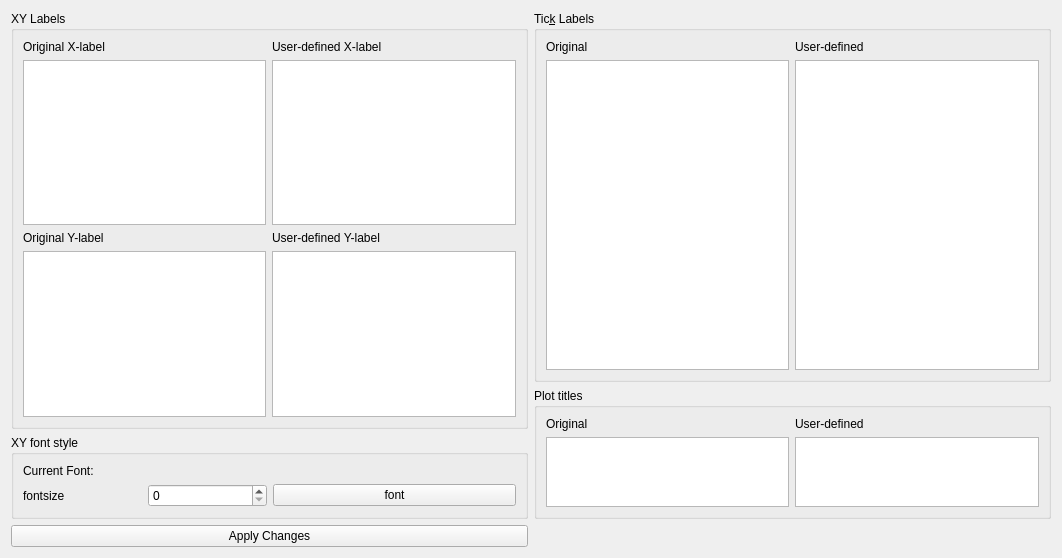
The window that plotting/matplotlibformatter.ui (kushalkolar/MESmerize) describes before a commit, drawn with Qt 5.
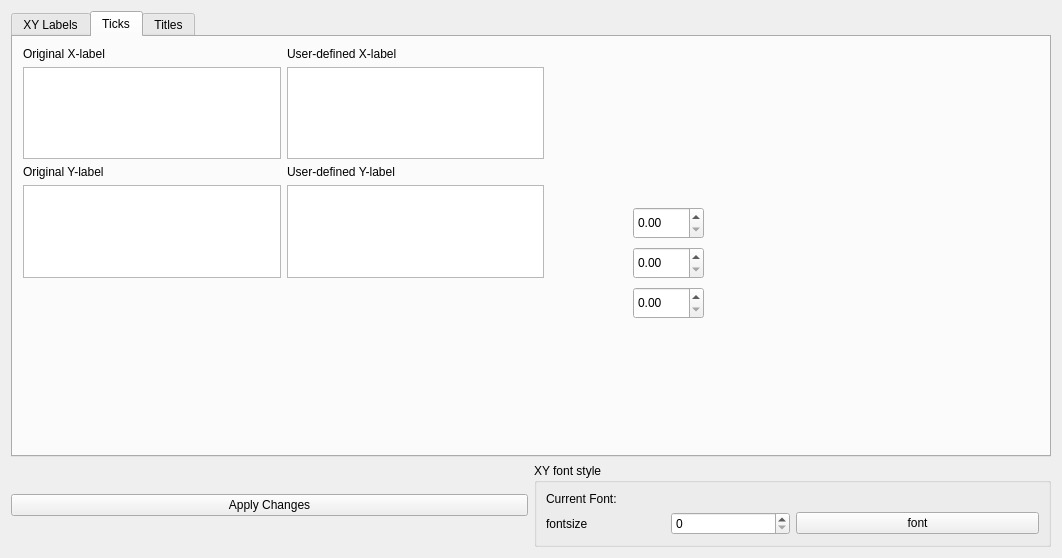
The same window after the commit.

Diff of the .ui file:
```diff
--- a/plotting/matplotlibformatter.ui
+++ b/plotting/matplotlibformatter.ui
@@ -13,23 +13,17 @@
   <property name="windowTitle">
    <string>Form</string>
   </property>
-  <layout class="QGridLayout" name="gridLayout_5">
-   <item row="0" column="0" rowspan="2">
-    <widget class="QGroupBox" name="groupBox_xylabels">
-     <property name="title">
+  <layout class="QGridLayout" name="gridLayout_2">
+   <item row="0" column="0" colspan="2">
+    <widget class="QTabWidget" name="tabWidget">
+     <property name="currentIndex">
+      <number>1</number>
+     </property>
+     <widget class="QWidget" name="tab_xylabels">
+      <attribute name="title">
       <string>XY Labels</string>
-     </property>
-     <layout class="QGridLayout" name="gridLayout">
-      <item row="2" column="0">
-       <widget class="QLabel" name="label_5">
-        <property name="text">
-         <string>Original Y-label</string>
-        </property>
-       </widget>
-      </item>
-      <item row="1" column="1">
-       <widget class="QListWidget" name="listWidget_xlabels_edit"/>
-      </item>
+      </attribute>
+      <layout class="QGridLayout" name="gridLayout_5">
       <item row="0" column="0">
        <widget class="QLabel" name="label_3">
         <property name="text">
@@ -37,16 +31,6 @@
         </property>
        </widget>
       </item>
-      <item row="2" column="1">
-       <widget class="QLabel" name="label_6">
-        <property name="text">
-         <string>User-defined Y-label</string>
-        </property>
-       </widget>
-      </item>
-      <item row="1" column="0">
-       <widget class="QListWidget" name="listWidget_xlabels_orig"/>
-      </item>
       <item row="0" column="1">
        <widget class="QLabel" name="label_4">
         <property name="text">
@@ -54,6 +38,26 @@
         </property>
        </widget>
       </item>
+       <item row="1" column="0">
+        <widget class="QListWidget" name="listWidget_xlabels_orig"/>
+       </item>
+       <item row="1" column="1">
+        <widget class="QListWidget" name="listWidget_xlabels_edit"/>
+       </item>
+       <item row="2" column="0">
+        <widget class="QLabel" name="label_5">
+         <property name="text">
+          <string>Original Y-label</string>
+         </property>
+        </widget>
+       </item>
+       <item row="2" column="1">
+        <widget class="QLabel" name="label_6">
+         <property name="text">
+          <string>User-defined Y-label</string>
+         </property>
+        </widget>
+       </item>
       <item row="3" column="0">
        <widget class="QListWidget" name="listWidget_ylabels_orig"/>
       </item>
@@ -62,20 +66,61 @@
       </item>
      </layout>
     </widget>
+     <widget class="QWidget" name="tab_ticks">
+      <attribute name="title">
+       <string>Ticks</string>
+      </attribute>
+      <widget class="QDoubleSpinBox" name="doubleSpinBox">
+       <property name="geometry">
+        <rect>
+         <x>620</x>
+         <y>250</y>
+         <width>71</width>
+         <height>32</height>
+        </rect>
+       </property>
+      </widget>
+      <widget class="QDoubleSpinBox" name="doubleSpinBox_2">
+       <property name="geometry">
+        <rect>
+         <x>620</x>
+         <y>170</y>
+         <width>71</width>
+         <height>32</height>
+        </rect>
+       </property>
+      </widget>
+      <widget class="QDoubleSpinBox" name="doubleSpinBox_3">
+       <property name="geometry">
+        <rect>
+         <x>620</x>
+         <y>210</y>
+         <width>71</width>
+         <height>32</height>
+        </rect>
+       </property>
+      </widget>
+      <widget class="QWidget" name="">
+       <property name="geometry">
+        <rect>
+         <x>10</x>
+         <y>10</y>
+         <width>521</width>
+         <height>231</height>
+        </rect>
+       </property>
+       <layout class="QGridLayout" name="gridLayout">
+        <item row="0" column="0">
+         <widget class="QLabel" name="label_13">
+          <property name="text">
+           <string>Original X-label </string>
+          </property>
+         </widget>
    </item>
    <item row="0" column="1">
-    <widget class="QGroupBox" name="groupBox_xticklabels">
-     <property name="title">
-      <string>Tic&amp;k Labels</string>
-     </property>
-     <property name="checkable">
-      <bool>false</bool>
-     </property>
-     <layout class="QGridLayout" name="gridLayout_2">
-      <item row="0" column="1">
-       <widget class="QLabel" name="label_2">
+         <widget class="QLabel" name="label_10">
         <property name="text">
-         <string>User-defined</string>
+           <string>User-defined X-label</string>
         </property>
        </widget>
       </item>
@@ -83,27 +128,35 @@
        <widget class="QListWidget" name="listWidget_xticklabels_orig"/>
       </item>
       <item row="1" column="1">
-       <widget class="QListWidget" name="listWidget_xticklabels_edit">
-        <property name="toolTip">
-         <string>&lt;html&gt;&lt;head/&gt;&lt;body&gt;&lt;p&gt;double-click to edit.&lt;/p&gt;&lt;/body&gt;&lt;/html&gt;</string>
+         <widget class="QListWidget" name="listWidget_xticklabels_edit"/>
+        </item>
+        <item row="2" column="0">
+         <widget class="QLabel" name="label_12">
+          <property name="text">
+           <string>Original Y-label</string>
         </property>
        </widget>
       </item>
-      <item row="0" column="0">
-       <widget class="QLabel" name="label">
+        <item row="2" column="1">
+         <widget class="QLabel" name="label_11">
         <property name="text">
-         <string>Original</string>
+           <string>User-defined Y-label</string>
         </property>
        </widget>
       </item>
-     </layout>
-    </widget>
-   </item>
-   <item row="1" column="1" rowspan="2">
-    <widget class="QGroupBox" name="groupBox_xticklabels_2">
-     <property name="title">
-      <string>Plot titles</string>
-     </property>
+        <item row="3" column="0">
+         <widget class="QListWidget" name="listWidget_yticklabels_orig"/>
+        </item>
+        <item row="3" column="1">
+         <widget class="QListWidget" name="listWidget_yticklabels_edit"/>
+        </item>
+       </layout>
+      </widget>
+     </widget>
+     <widget class="QWidget" name="tab_titles">
+      <attribute name="title">
+       <string>Titles</string>
+      </attribute>
      <layout class="QGridLayout" name="gridLayout_4">
       <item row="0" column="1">
        <widget class="QLabel" name="label_8">
@@ -122,23 +175,24 @@
         </property>
        </widget>
       </item>
-      <item row="0" column="0">
-       <widget class="QLabel" name="label_9">
+      </layout>
+     </widget>
+    </widget>
+   </item>
+   <item row="1" column="0">
+    <widget class="QPushButton" name="pushButton_Apply">
         <property name="text">
-         <string>Original</string>
+      <string>Apply Changes</string>
         </property>
        </widget>
       </item>
-     </layout>
-    </widget>
-   </item>
-   <item row="2" column="0">
+   <item row="1" column="1">
     <widget class="QGroupBox" name="groupBox">
      <property name="title">
       <string>XY font style</string>
      </property>
      <layout class="QGridLayout" name="gridLayout_3">
-      <item row="1" column="0">
+      <item row="2" column="0">
        <layout class="QHBoxLayout" name="horizontalLayout">
         <item>
          <widget class="QLabel" name="label_7">
@@ -152,14 +206,14 @@
         </item>
        </layout>
       </item>
-      <item row="1" column="1">
+      <item row="2" column="1">
        <widget class="QPushButton" name="pushButton_xylabelfont">
         <property name="text">
          <string>font</string>
         </property>
        </widget>
       </item>
-      <item row="0" column="0" colspan="2">
+      <item row="0" column="0">
        <widget class="QLabel" name="label_currentxylabelfont">
         <property name="text">
          <string>Current Font: </string>
@@ -169,13 +223,6 @@
      </layout>
     </widget>
    </item>
-   <item row="3" column="0">
-    <widget class="QPushButton" name="pushButton_Apply">
-     <property name="text">
-      <string>Apply Changes</string>
-     </property>
-    </widget>
-   </item>
   </layout>
  </widget>
  <resources/>
```
Left out of the diff: 7 changed lines with no effect on the pictures. Lines whose indentation alone changed are shown as unchanged.
